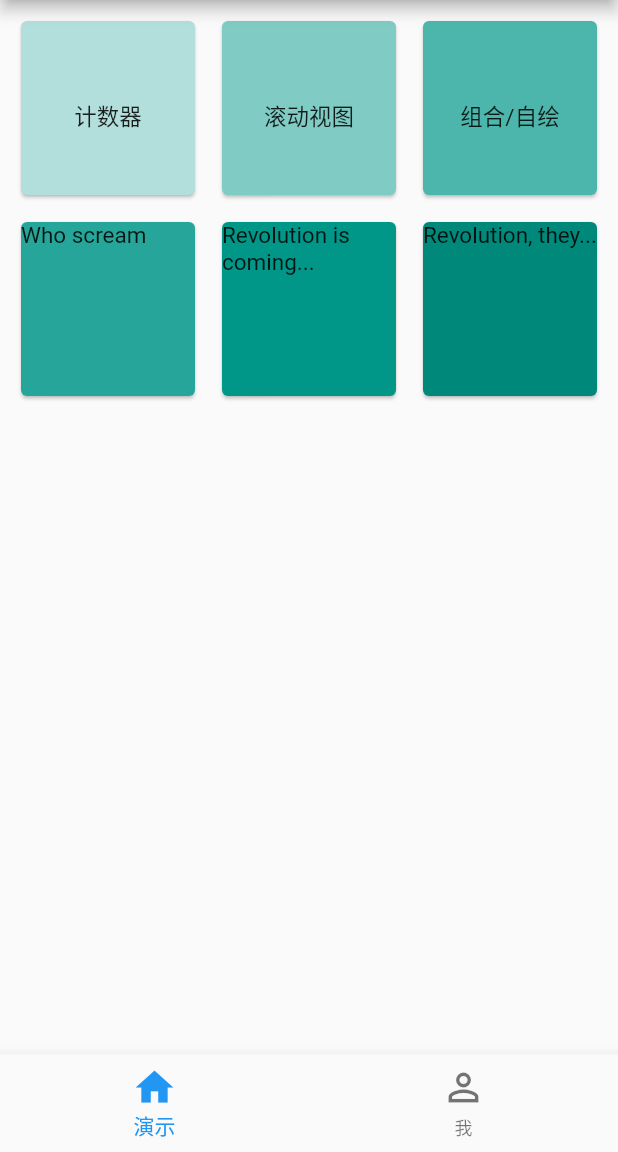
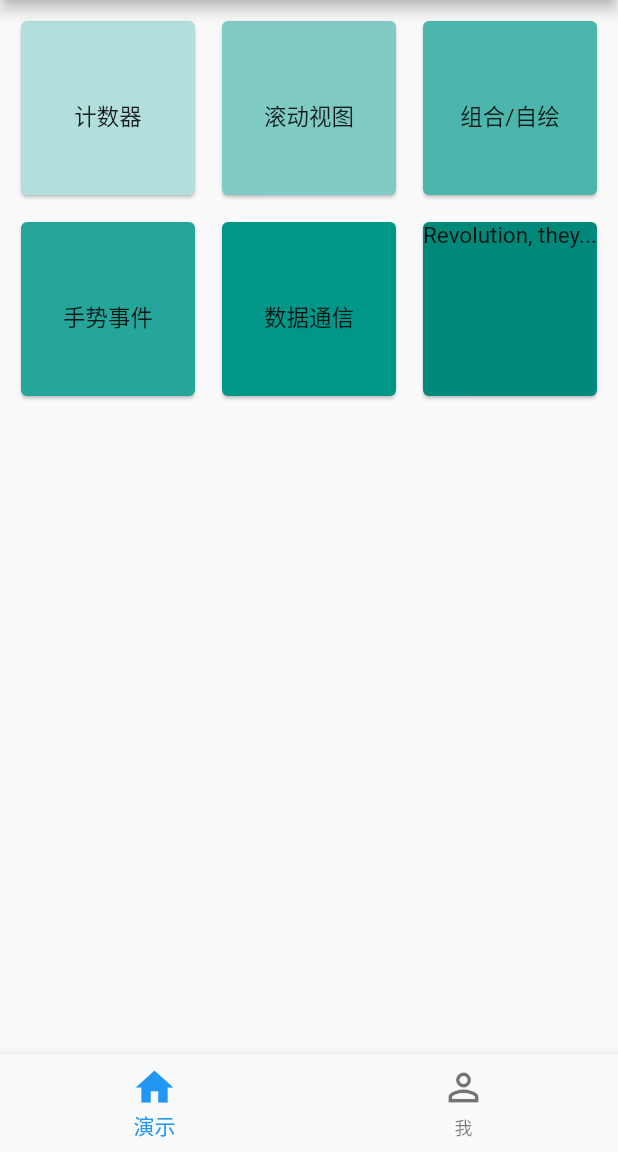
Before and after one commit to MoonCheung/dart-source, a Flutter app: the screen it shows after launch, on a phone screen of 412 x 824 dp, the part 84-1236 px from its top. Run offline on Flutter 3.47's test engine with Material 2 defaults, Android fonts, the phone set to English and light mode, and no system bars; our stand-ins replace cached_network_image, chopper, event_bus, flutter_colorpicker, flutter_slidable, flutter_svg and 4 more; generated files the repository leaves out were written again; project files that could hold a hidden picture were left out.

Commit message:
feat: data transfer

```diff
--- a/flutter_demo/lib/router/index.dart
+++ b/flutter_demo/lib/router/index.dart
@@ -3,6 +3,8 @@ import '../views/home.dart';
 import '../views/count/index.dart';
 import '../views/scrollview/index.dart';
 import '../views/gourpordraw/index.dart';
+import '../views/gesture/index.dart';
+import '../views/data_transfer/index.dart';
 
 // NOTE：路由配置API的用法
 // Navigator 声明式导航2.0
@@ -26,5 +28,7 @@ class CustomRoutes {
     '/scrolllist': (BuildContext context) => const ScrollList(title: '滚动视图'),
     '/groupOrdraw': (BuildContext context) =>
         const GourpOrDraw(title: '组合Or自绘'),
+    '/gesture': (BuildContext context) => const GestureView(title: '手势事件'),
+    '/data': (BuildContext context) => const DataTransfers(title: '数据通信'),
   };
 }
--- a/flutter_demo/lib/views/card_list/index.dart
+++ b/flutter_demo/lib/views/card_list/index.dart
@@ -11,6 +11,7 @@ class _CardListState extends State<CardList> {
   @override
   Widget build(BuildContext context) {
     final routePath = ModalRoute.of(context)?.settings.arguments;
+    const padding = EdgeInsets.only(left: 10, right: 10, top: 10);
     print('示演页面->路由信息:${routePath}');
     return Padding(
         padding: const EdgeInsets.only(left: 10, right: 10, top: 10),
@@ -29,8 +30,7 @@ class _CardListState extends State<CardList> {
                     });
                   },
                   child: const Padding(
-                      padding: EdgeInsets.only(left: 10, right: 10, top: 10),
-                      child: Center(child: Text('计数器')))),
+                      padding: padding, child: Center(child: Text('计数器')))),
               color: Colors.teal[100],
             ),
             Card(
@@ -39,8 +39,7 @@ class _CardListState extends State<CardList> {
                     Navigator.of(context).pushNamed('/scrolllist');
                   },
                   child: const Padding(
-                      padding: EdgeInsets.only(left: 10, right: 10, top: 10),
-                      child: Center(child: Text('滚动视图')))),
+                      padding: padding, child: Center(child: Text('滚动视图')))),
               color: Colors.teal[200],
             ),
             Card(
@@ -49,16 +48,25 @@ class _CardListState extends State<CardList> {
                     Navigator.of(context).pushNamed('/groupOrdraw');
                   },
                   child: const Padding(
-                      padding: EdgeInsets.only(left: 10, right: 10, top: 10),
-                      child: Center(child: Text('组合/自绘')))),
+                      padding: padding, child: Center(child: Text('组合/自绘')))),
               color: Colors.teal[300],
             ),
             Card(
-              child: const Text('Who scream'),
+              child: InkWell(
+                  onTap: () {
+                    Navigator.of(context).pushNamed('/gesture');
+                  },
+                  child: const Padding(
+                      padding: padding, child: Center(child: Text('手势事件')))),
               color: Colors.teal[400],
             ),
             Card(
-              child: const Text('Revolution is coming...'),
+              child: InkWell(
+                  onTap: () {
+                    Navigator.of(context).pushNamed('/data');
+                  },
+                  child: const Padding(
+                      padding: padding, child: Center(child: Text('数据通信')))),
               color: Colors.teal[500],
             ),
             Card(
--- a/flutter_demo/pubspec.yaml
+++ b/flutter_demo/pubspec.yaml
@@ -37,6 +37,7 @@ dependencies:
   # Use with the CupertinoIcons class for iOS style icons.
   cupertino_icons: ^1.0.2
   fluro: ^2.0.3
+  event_bus: ^2.0.0
 
 dev_dependencies:
   flutter_test:
```
Also changed, not shown: flutter_demo/lib/views/data_transfer/counter_page.dart (added, +67 -0 lines), flutter_demo/lib/views/data_transfer/event_bus_page.dart (added, +69 -0 lines), flutter_demo/lib/views/data_transfer/index.dart (added, +49 -0 lines), flutter_demo/lib/views/data_transfer/notification.dart (added, +44 -0 lines), flutter_demo/pubspec.lock (deleted), 1 other file.
